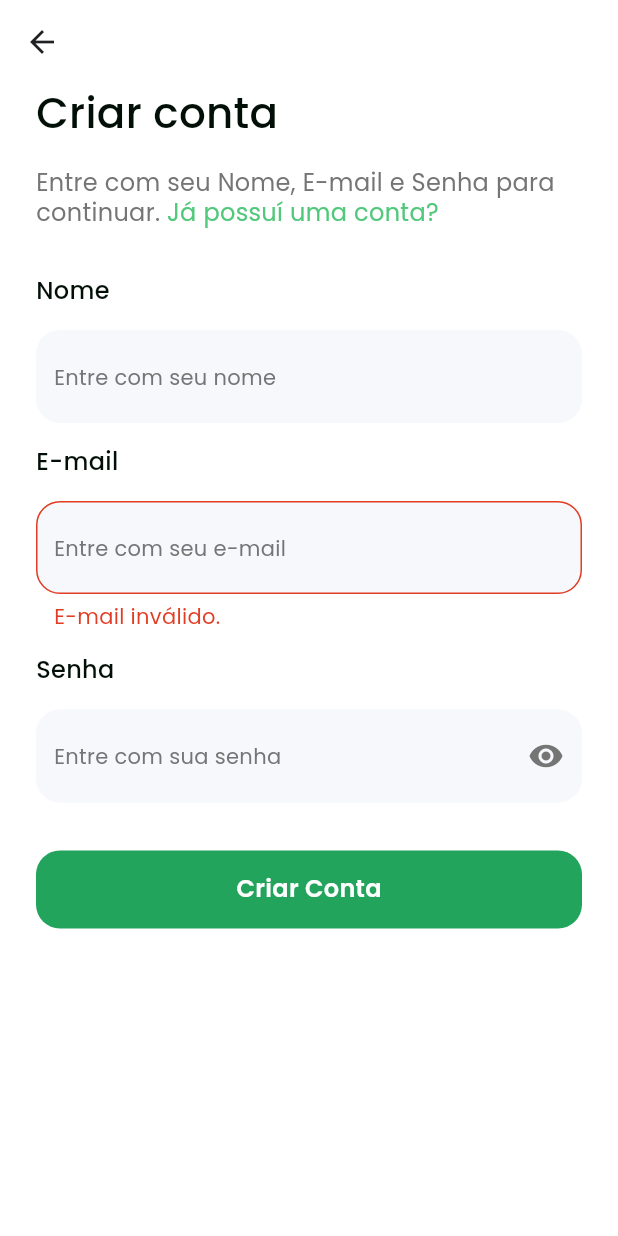
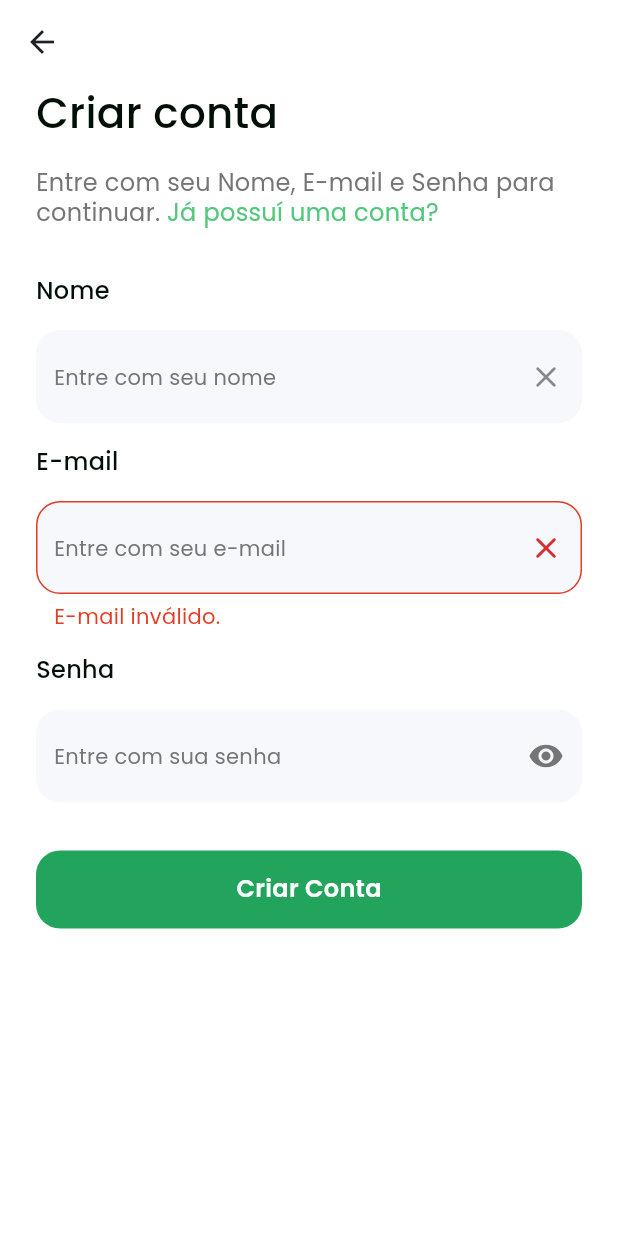
Before and after one commit to bed72/OohFerta, a Flutter app: the SignUpScreen screen opened by its route, on a phone screen of 412 x 824 dp. Run offline on Flutter 3.47's test engine with Material 2 defaults, Android fonts, the phone set to English and light mode, and no system bars; our stand-ins replace flutter_modular; generated files the repository leaves out were written again.

```diff
--- a/lib/src/modules/authetication/presentation/screens/sign_up/sign_up_screen.dart
+++ b/lib/src/modules/authetication/presentation/screens/sign_up/sign_up_screen.dart
@@ -10,10 +10,16 @@ import 'package:oohferta/src/shared/widgets/scaffolds/scaffold_widget.dart';
 import 'package:oohferta/src/shared/widgets/buttons/icon_button_widget.dart';
 import 'package:oohferta/src/shared/widgets/fields/text_form_field_widget.dart';
 
-class SignUpScreen extends StatelessWidget {
+class SignUpScreen extends StatefulWidget {
+  const SignUpScreen({super.key});
+
+  @override
+  State<SignUpScreen> createState() => _SignUpScreenState();
+}
+
+class _SignUpScreenState extends State<SignUpScreen> {
+  bool _isObscureText = false;
   final _formKey = GlobalKey<FormState>();
-
-  SignUpScreen({super.key});
 
   @override
   Widget build(BuildContext context) {
@@ -56,34 +62,38 @@ class SignUpScreen extends StatelessWidget {
               const SizedBox(height: 32),
               TextFormFieldWidget(
                 label: 'Nome',
+                onChanged: (value) => {},
+                suffixIcon: _suffixIcon(),
                 hintText: 'Entre com seu nome',
                 keyboardType: TextInputType.name,
                 textInputAction: TextInputAction.next,
-                onChanged: (p0) => {},
               ),
               const SizedBox(height: 16),
               TextFormFieldWidget(
                 label: 'E-mail',
+                onChanged: (value) => {},
+                suffixIcon: _suffixIcon(),
                 errorText: 'E-mail inválido.',
                 hintText: 'Entre com seu e-mail',
                 textInputAction: TextInputAction.next,
                 keyboardType: TextInputType.emailAddress,
-                onChanged: (p0) => {},
               ),
               const SizedBox(height: 16),
               TextFormFieldWidget(
                 label: 'Senha',
                 isEnabled: true,
-                isObscureText: true,
+                isObscureText: !_isObscureText,
                 hintText: 'Entre com sua senha',
                 textInputAction: TextInputAction.done,
                 keyboardType: TextInputType.visiblePassword,
-                onFieldSubmitted: (p0) => log('Submitted $p0'),
-                onChanged: (p0) => log('Changed $p0'),
+                onChanged: (value) => log('Changed $value'),
+                onFieldSubmitted: (value) => log('Submitted $value'),
                 suffixIcon: IconButtonWidget(
-                  onPressed: () {},
+                  onPressed: () => setState(
+                    () => _isObscureText = !_isObscureText,
+                  ),
                   icon: Icon(
-                    Icons.visibility,
+                    !_isObscureText ? Icons.visibility : Icons.visibility_off,
                     color: context.colorGrey.g400,
                   ),
                 ),
@@ -105,4 +115,9 @@ class SignUpScreen extends StatelessWidget {
       ),
     );
   }
+
+  Widget _suffixIcon() => IconButtonWidget(
+        onPressed: () {},
+        icon: const Icon(Icons.close_rounded),
+      );
 }
```
